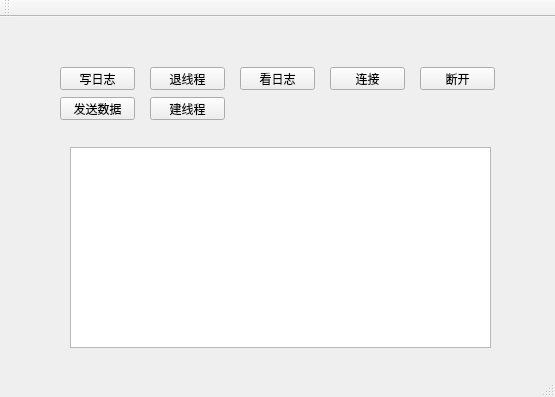
Anne081031/WinParkUI, file FuturePmsSolution/PlatformCentralClient/mainwindow.ui: the form before one commit.
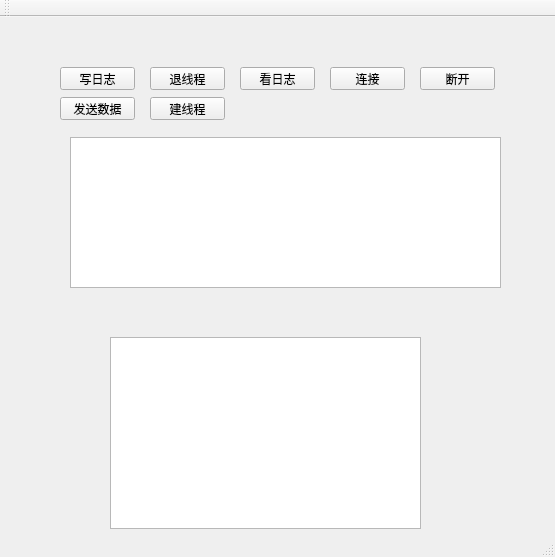
The form after the commit.

Diff of the .ui file:
```diff
--- a/FuturePmsSolution/PlatformCentralClient/mainwindow.ui
+++ b/FuturePmsSolution/PlatformCentralClient/mainwindow.ui
@@ -7,7 +7,7 @@
     <x>0</x>
     <y>0</y>
     <width>555</width>
-    <height>397</height>
+    <height>557</height>
    </rect>
   </property>
   <property name="windowTitle">
@@ -92,16 +92,6 @@
      <string>发送数据</string>
     </property>
    </widget>
-   <widget class="QTextEdit" name="textEdit">
-    <property name="geometry">
-     <rect>
-      <x>70</x>
-      <y>130</y>
-      <width>421</width>
-      <height>201</height>
-     </rect>
-    </property>
-   </widget>
    <widget class="QPushButton" name="pushButton_7">
     <property name="geometry">
      <rect>
@@ -115,6 +105,26 @@
      <string>建线程</string>
     </property>
    </widget>
+   <widget class="QListWidget" name="listWidget">
+    <property name="geometry">
+     <rect>
+      <x>110</x>
+      <y>320</y>
+      <width>311</width>
+      <height>192</height>
+     </rect>
+    </property>
+   </widget>
+   <widget class="QTextEdit" name="textEdit">
+    <property name="geometry">
+     <rect>
+      <x>70</x>
+      <y>120</y>
+      <width>431</width>
+      <height>151</height>
+     </rect>
+    </property>
+   </widget>
   </widget>
   <widget class="QMenuBar" name="menuBar">
    <property name="geometry">
```
